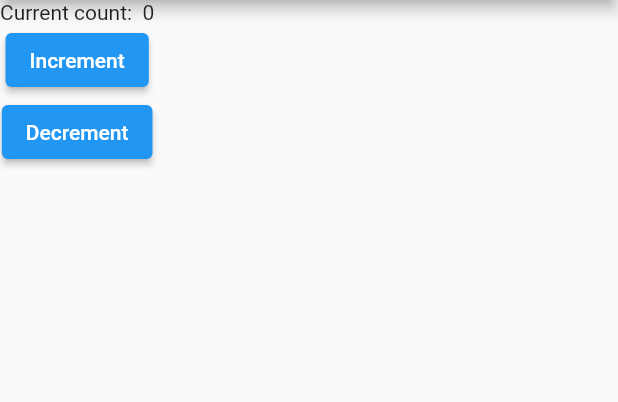
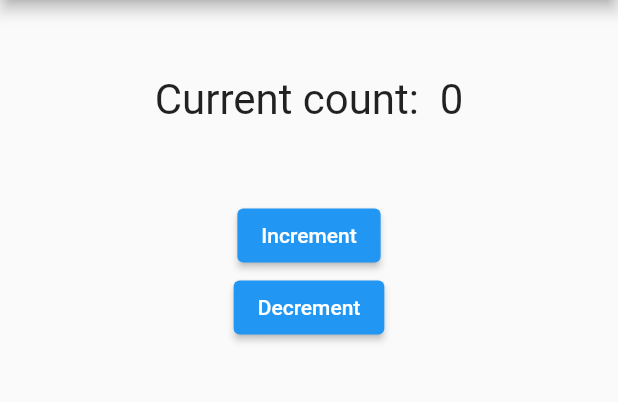
Before and after one commit to Tris-909/Flutter, a Flutter app: the screen it shows after launch, on a phone screen of 412 x 824 dp, the part 84-486 px from its top. Run offline on Flutter 3.47's test engine with Material 2 defaults, Android fonts, the light colour scheme and no system bars.

Commit message:
(8) Container widget and extra properties for Text Widget

```diff
--- a/flutter_basics/lib/placeholder.dart
+++ b/flutter_basics/lib/placeholder.dart
@@ -8,6 +8,14 @@ class Counter extends StatelessWidget {
 
   @override
   Widget build(BuildContext context) {
-    return Text("$text $counter");
+    return Container(
+      child: Text(
+        "$text $counter",
+        style: TextStyle(fontSize: 28),
+        textAlign: TextAlign.center,
+      ),
+      width: double.infinity,
+      margin: EdgeInsets.all(50),
+    );
   }
 }
```
